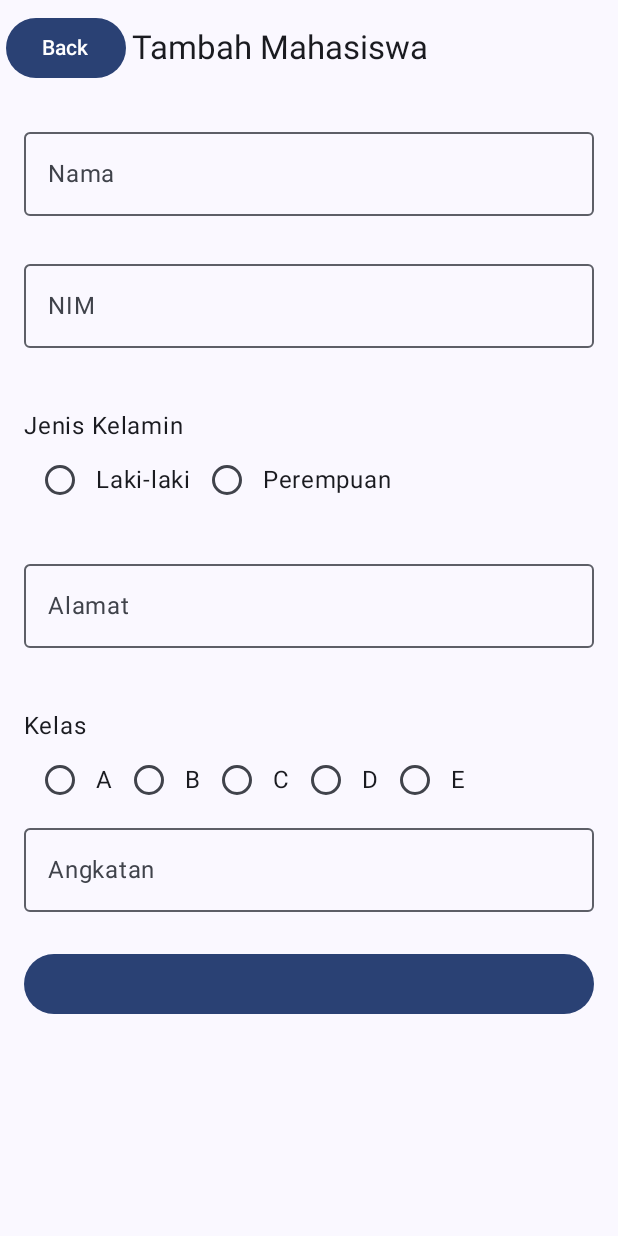
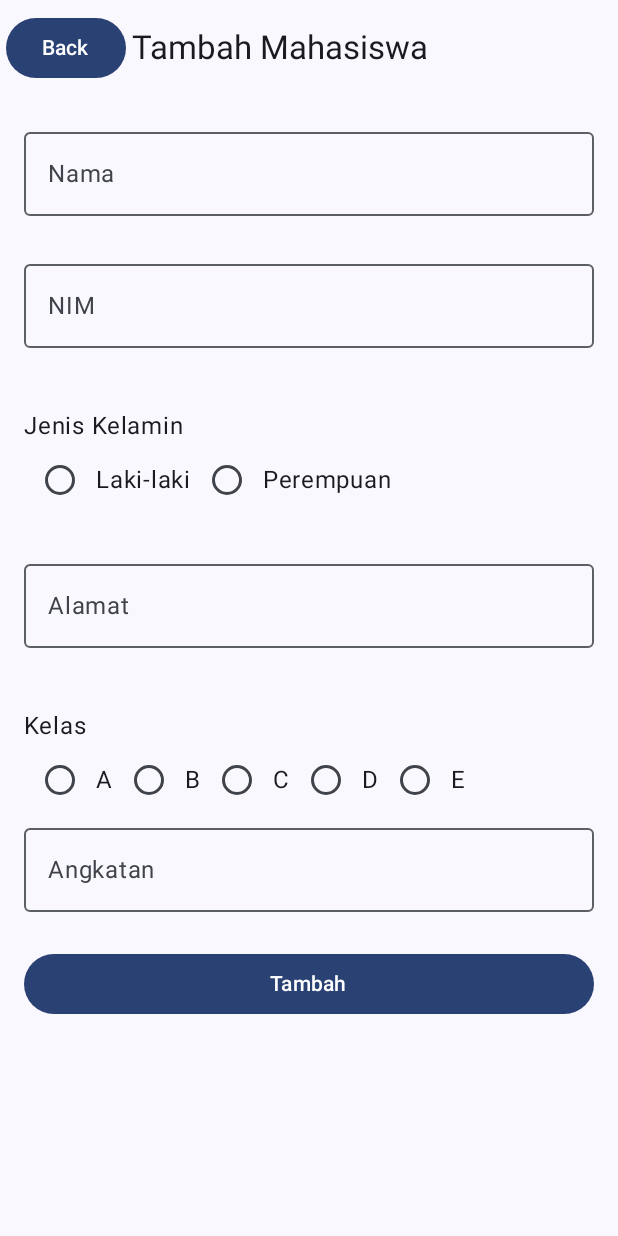
Before and after one commit to alfandialamshach/QuestFirebase_152, an Android app built with Jetpack Compose: the InsertMahasiswaView screen opened through its navigation route, on a phone screen of 412 x 824 dp. Run offline under Robolectric (Android 15) with nearby library versions, the phone set to English and light mode, and no system bars; our stand-ins replace Firebase (no records; nobody signed in at launch, a user with empty details on screens opened directly).

Commit message:
Menambah text button

```diff
--- a/app/src/main/java/com/example/firebaseandroid/ui/view/InsertView.kt
+++ b/app/src/main/java/com/example/firebaseandroid/ui/view/InsertView.kt
@@ -145,7 +145,10 @@ fun InsertBodyMhs(
                         .padding(end = 8.dp)
                 )
                 Text("Loading...")
+            }else {
+                Text("Tambah")
             }
+
         }
     }
 }
```
